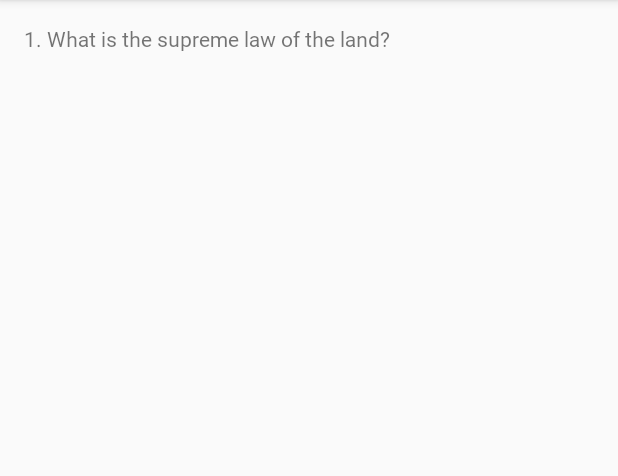
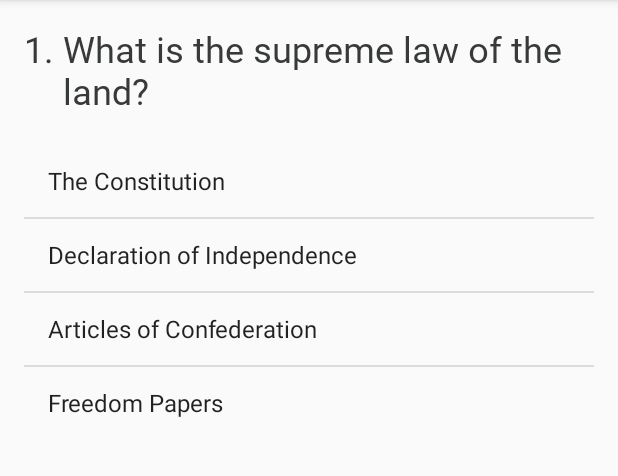
Before and after one commit to Bhavya0409/CitizenshipTest, an Android app: the fragment QuestionFragment shown on its own in the app's theme, on a phone screen of 412 x 824 dp, the part 84-560 px from its top. Run offline under Robolectric (Android 15) with nearby library versions, the phone set to English and light mode, and no system bars; our stand-ins replace ButterKnife; Roboto replaces fonts that are not available here.

Commit message:
Created layout for question page

```diff
--- a/app/build.gradle
+++ b/app/build.gradle
@@ -4,7 +4,7 @@ android {
     compileSdkVersion 26
     defaultConfig {
         applicationId "com.example.bhavyashah.citizenshiptest"
-        minSdkVersion 16
+        minSdkVersion 17
         targetSdkVersion 26
         versionCode 1
         versionName "1.0"
--- a/app/src/main/java/com/example/bhavyashah/citizenshiptest/QuestionFragment.java
+++ b/app/src/main/java/com/example/bhavyashah/citizenshiptest/QuestionFragment.java
@@ -1,9 +1,29 @@
 package com.example.bhavyashah.citizenshiptest;
 
+import android.os.Bundle;
+import android.view.LayoutInflater;
+import android.view.View;
+import android.view.ViewGroup;
+import android.widget.ArrayAdapter;
+import android.widget.ListView;
+
+import butterknife.BindView;
+
 public class QuestionFragment extends BaseFragment {
+
+    @BindView(R.id.answer_choices) ListView mChoices;
 
     @Override
     protected int getLayoutResourceId() {
         return R.layout.fragment_question;
     }
+
+    @Override
+    public View onCreateView(LayoutInflater inflater, ViewGroup container, Bundle savedInstanceState) {
+        View view = super.onCreateView(inflater, container, savedInstanceState);
+        String[] answers = new String[] {"The Constitution", "Declaration of Independence", "Articles of Confederation", "Freedom Papers"};
+        ArrayAdapter<String> arrayAdapter = new ArrayAdapter<>(getActivity(), android.R.layout.simple_list_item_1, answers);
+        mChoices.setAdapter(arrayAdapter);
+        return view;
+    }
 }
--- /dev/null
+++ b/app/src/main/res/drawable/answer_choice_background.xml
@@ -0,0 +1,5 @@
+<?xml version="1.0" encoding="utf-8"?>
+<shape xmlns:android="http://schemas.android.com/apk/res/android">
+    <stroke android:width="1dp"/>
+    <corners android:radius="5dp"/>
+</shape>
--- a/app/src/main/res/layout/fragment_home.xml
+++ b/app/src/main/res/layout/fragment_home.xml
@@ -15,6 +15,7 @@
         android:text="@string/are_you_ready"/>
 
     <Button
+        android:id="@+id/begin_quiz_button"
         android:layout_width="wrap_content"
         android:layout_height="wrap_content"
         android:layout_gravity="center"
--- a/app/src/main/res/layout/fragment_question.xml
+++ b/app/src/main/res/layout/fragment_question.xml
@@ -8,17 +8,27 @@
     <LinearLayout
         android:layout_width="match_parent"
         android:layout_height="wrap_content"
+        android:layout_marginBottom="20dp"
         android:orientation="horizontal">
         <TextView
+            android:id="@+id/question_number"
+            style="@style/QuestionText"
             android:layout_width="wrap_content"
             android:layout_height="wrap_content"
             android:text="1. "/>
         <TextView
-            android:id="@+id/fragment_question_question"
+            android:id="@+id/fragment_question_text"
+            style="@style/QuestionText"
             android:layout_width="match_parent"
             android:layout_height="wrap_content"
             android:fontFamily="@font/roboto"
             android:text="What is the supreme law of the land?"/>
     </LinearLayout>
 
+    <ListView
+        android:id="@+id/answer_choices"
+        android:layout_width="wrap_content"
+        android:layout_height="wrap_content">
+    </ListView>
+
 </LinearLayout>
--- a/app/src/main/res/values/colors.xml
+++ b/app/src/main/res/values/colors.xml
@@ -5,4 +5,5 @@
     <color name="colorAccent">#FF4081</color>
 
     <color name="white">#FFFFFF</color>
+    <color name="black">#000000</color>
 </resources>
--- a/app/src/main/res/values/styles.xml
+++ b/app/src/main/res/values/styles.xml
@@ -13,4 +13,9 @@
         <item name="android:textSize">28sp</item>
     </style>
 
+    <style name="QuestionText">
+        <item name="android:textSize">24sp</item>
+        <item name="android:textColor">#383a3a</item>
+    </style>
+
 </resources>
```
Also changed, not shown: app/src/main/java/com/example/bhavyashah/citizenshiptest/AnswersAdapter.java (added, +11 -0 lines), app/src/main/java/com/example/bhavyashah/citizenshiptest/HomeFragment.java (+12 -0 lines), app/src/main/res/layout/answer_choice_item.xml (added, +29 -0 lines).
